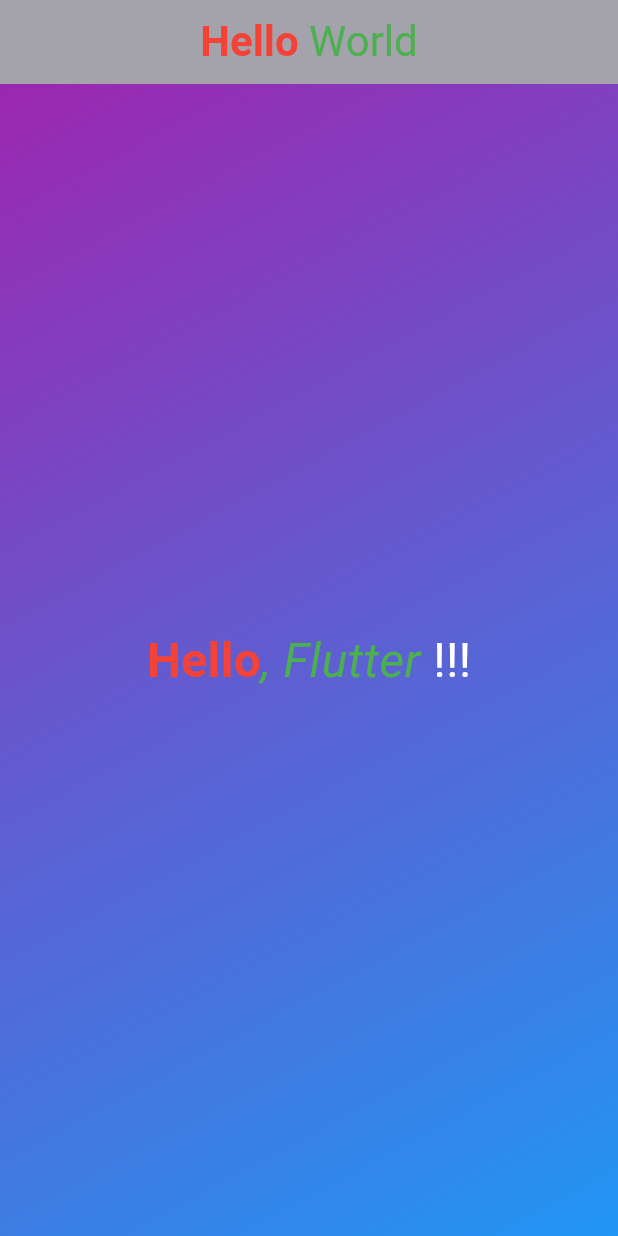
After one commit to denzil-muchangi/Hello_World_Flutter, a Flutter app: the screen it shows after launch, on a phone screen of 412 x 824 dp. The commit adds this screen. Run offline on Flutter 3.47's test engine with Material 3 defaults, Android fonts, the phone set to English and light mode, and no system bars; Roboto replaces fonts that are missing (Georgia).

Commit message:
refactor(home): extract app bar and body into separate widgets
Move app bar and body implementations to dedicated widget files to improve code organization and maintainability

```diff
--- /dev/null
+++ b/lib/widgets/app_bar.dart
@@ -0,0 +1,38 @@
+import 'package:flutter/material.dart';
+
+class CustomAppBar extends StatelessWidget implements PreferredSizeWidget {
+  const CustomAppBar({super.key});
+
+  @override
+  Widget build(BuildContext context) {
+    return AppBar(
+      backgroundColor: Colors.grey,
+      elevation: 8.0,
+      centerTitle: true,
+      title: RichText(
+        text: TextSpan(
+          style: Theme.of(
+            context,
+          ).textTheme.titleLarge?.copyWith(fontSize: 28),
+          children: const <TextSpan>[
+            TextSpan(
+              text: 'Hello',
+              style: TextStyle(
+                color: Colors.red,
+                fontWeight: FontWeight.bold,
+                fontFamily: 'Roboto',
+              ),
+            ),
+            TextSpan(
+              text: ' World',
+              style: TextStyle(color: Colors.green),
+            ),
+          ],
+        ),
+      ),
+    );
+  }
+
+  @override
+  Size get preferredSize => const Size.fromHeight(kToolbarHeight);
+}
--- /dev/null
+++ b/lib/widgets/body.dart
@@ -0,0 +1,52 @@
+import 'package:flutter/material.dart';
+
+class Body extends StatelessWidget {
+  const Body({super.key});
+
+  @override
+  Widget build(BuildContext context) {
+    return Container(
+      decoration: const BoxDecoration(
+        gradient: LinearGradient(
+          colors: [Colors.purple, Colors.blue],
+          begin: Alignment.topLeft,
+          end: Alignment.bottomRight,
+        ),
+      ),
+      child: Center(
+        child: Column(
+          mainAxisAlignment: MainAxisAlignment.center,
+          children: <Widget>[
+            Row(
+              mainAxisAlignment: MainAxisAlignment.center,
+              children: const [
+                Text(
+                  'Hello',
+                  style: TextStyle(
+                    color: Colors.red,
+                    fontWeight: FontWeight.bold,
+                    fontFamily: 'Roboto',
+                    fontSize: 32,
+                  ),
+                ),
+                Text(
+                  ', Flutter',
+                  style: TextStyle(
+                    color: Colors.green,
+                    fontStyle: FontStyle.italic,
+                    fontFamily: 'Georgia',
+                    fontSize: 32,
+                  ),
+                ),
+                Text(
+                  ' !!!',
+                  style: TextStyle(color: Colors.white, fontSize: 32),
+                ),
+              ],
+            ),
+          ],
+        ),
+      ),
+    );
+  }
+}
```
Also changed, not shown: lib/home_page.dart (+5 -70 lines).
